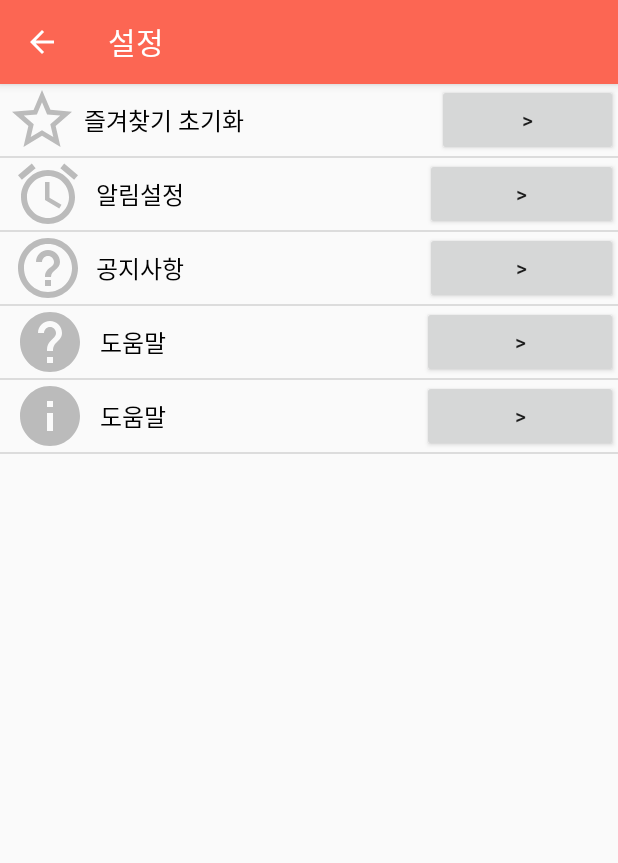
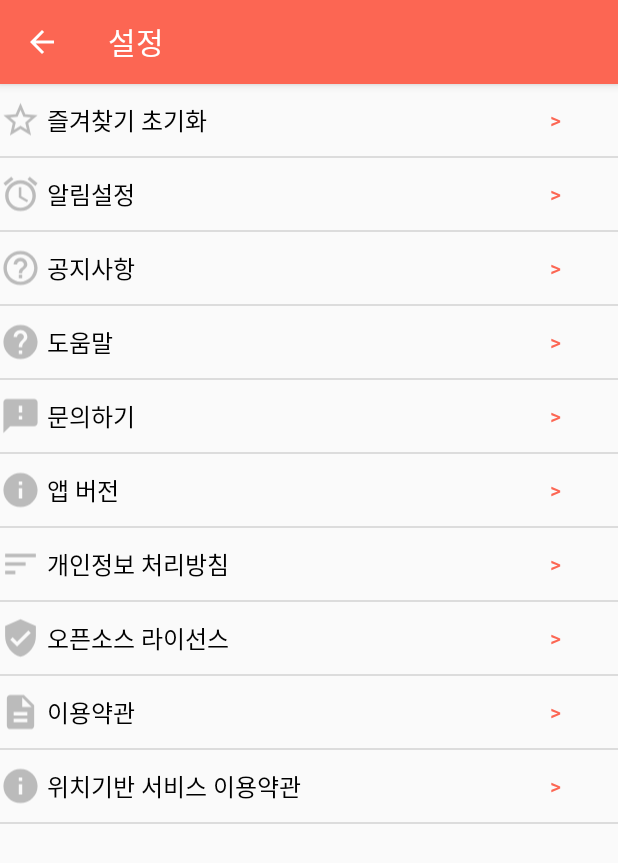
Before and after one commit to withJH/SubwayApp, an Android app: the common_setting screen opened directly, with no data from a screen before it, on a phone screen of 412 x 824 dp. Shown: the top 863 px of the screen. Run offline under Robolectric (Android 15) with nearby library versions, the phone set to English and light mode, and no system bars.

Commit message:
-필요 없는 페이지 삭제 -설정 페이지 오류 없앰->설정 페이지만 구현완료(설정안의 상세페이지는 아직) -설정 페이지를 위한 drawable 폴더에 아이콘 생성

```diff
--- a/app/src/main/java/com/example/choijh/subwayapp/Subway_main.java
+++ b/app/src/main/java/com/example/choijh/subwayapp/Subway_main.java
@@ -48,8 +48,9 @@ public class Subway_main extends AppCompatActivity
         fab.setOnClickListener(new View.OnClickListener() {
             @Override
             public void onClick(View view) {
-                Snackbar.make(view, "Replace with your own action", Snackbar.LENGTH_LONG)
-                        .setAction("Action", null).show();
+                //버스 메인 화면으로 이동
+                Intent intent = new Intent(Subway_main.this, Bus_main.class);
+                startActivityForResult(intent, 1000);
             }
         });
 
--- a/app/src/main/java/com/example/choijh/subwayapp/common_setting.java
+++ b/app/src/main/java/com/example/choijh/subwayapp/common_setting.java
@@ -5,6 +5,7 @@ import android.support.v4.view.GravityCompat;
 import android.support.v4.widget.DrawerLayout;
 import android.support.v7.app.AppCompatActivity;
 import android.os.Bundle;
+import android.support.v7.content.res.AppCompatResources;
 import android.support.v7.widget.Toolbar;
 import android.view.LayoutInflater;
 import android.view.MenuItem;
@@ -93,28 +94,53 @@ public class common_setting extends AppCompatActivity implements ListViewBtnAdap
         // 앱 관리(공지사항, 도움말, 문의하기, 앱 버전, 개인정보 처리방침?, 오픈소스 라이선스,
         //이용약관, 위치기반 서비스 이용약관)
         item = new ListViewBtnItem() ;
-        item.setIcon(ContextCompat.getDrawable(this, R.drawable.ic_star_border_black_24dp)) ;
-        item.setText("즐겨찾기 초기화") ;
+        item.setIcon(AppCompatResources.getDrawable(common_setting.this, R.drawable.ic_star_border_black_24dp)) ;
+        item.setText(" 즐겨찾기 초기화") ;
         list.add(item) ;
 
         item = new ListViewBtnItem() ;
-        item.setIcon(ContextCompat.getDrawable(this, R.drawable.ic_access_alarm_black_24dp)) ;
-        item.setText("알림설정") ;
+        item.setIcon(AppCompatResources.getDrawable(this, R.drawable.ic_access_alarm_black_24dp)) ;
+        item.setText(" 알림설정") ;
         list.add(item) ;
 
         item = new ListViewBtnItem() ;
-        item.setIcon(ContextCompat.getDrawable(this, R.drawable.ic_help_outline_black_24dp)) ;
-        item.setText("공지사항") ;
+        item.setIcon(AppCompatResources.getDrawable(this, R.drawable.ic_help_outline_black_24dp)) ;
+        item.setText(" 공지사항") ;
         list.add(item) ;
 
         item = new ListViewBtnItem() ;
-        item.setIcon(ContextCompat.getDrawable(this, R.drawable.ic_help_black_24dp)) ;
-        item.setText("도움말") ;
+        item.setIcon(AppCompatResources.getDrawable(this, R.drawable.ic_help_black_24dp)) ;
+        item.setText(" 도움말") ;
         list.add(item) ;
 
         item = new ListViewBtnItem() ;
-        item.setIcon(ContextCompat.getDrawable(this, R.drawable.ic_info_black_24dp)) ;
-        item.setText("도움말") ;
+        item.setIcon(AppCompatResources.getDrawable(this, R.drawable.ic_feedback_black_24dp)) ;
+        item.setText(" 문의하기") ;
+        list.add(item) ;
+
+        item = new ListViewBtnItem() ;
+        item.setIcon(AppCompatResources.getDrawable(this, R.drawable.ic_info_black_24dp)) ;
+        item.setText(" 앱 버전") ;
+        list.add(item) ;
+
+        item = new ListViewBtnItem() ;
+        item.setIcon(AppCompatResources.getDrawable(this, R.drawable.ic_sort_black_24dp)) ;
+        item.setText(" 개인정보 처리방침") ;
+        list.add(item) ;
+
+        item = new ListViewBtnItem() ;
+        item.setIcon(AppCompatResources.getDrawable(this, R.drawable.ic_verified_user_black_24dp)) ;
+        item.setText(" 오픈소스 라이선스") ;
+        list.add(item) ;
+
+        item = new ListViewBtnItem() ;
+        item.setIcon(AppCompatResources.getDrawable(this, R.drawable.ic_description_black_24dp)) ;
+        item.setText(" 이용약관") ;
+        list.add(item) ;
+
+        item = new ListViewBtnItem() ;
+        item.setIcon(AppCompatResources.getDrawable(this, R.drawable.ic_info_black_24dp)) ;
+        item.setText(" 위치기반 서비스 이용약관") ;
         list.add(item) ;
 
         return true ;
--- /dev/null
+++ b/app/src/main/res/drawable/ic_description_black_24dp.xml
@@ -0,0 +1,5 @@
+<vector android:height="24dp" android:tint="#BBBBBB"
+    android:viewportHeight="24.0" android:viewportWidth="24.0"
+    android:width="24dp" xmlns:android="http://schemas.android.com/apk/res/android">
+    <path android:fillColor="#FF000000" android:pathData="M14,2L6,2c-1.1,0 -1.99,0.9 -1.99,2L4,20c0,1.1 0.89,2 1.99,2L18,22c1.1,0 2,-0.9 2,-2L20,8l-6,-6zM16,18L8,18v-2h8v2zM16,14L8,14v-2h8v2zM13,9L13,3.5L18.5,9L13,9z"/>
+</vector>
--- /dev/null
+++ b/app/src/main/res/drawable/ic_feedback_black_24dp.xml
@@ -0,0 +1,5 @@
+<vector android:height="24dp" android:tint="#BBBBBB"
+    android:viewportHeight="24.0" android:viewportWidth="24.0"
+    android:width="24dp" xmlns:android="http://schemas.android.com/apk/res/android">
+    <path android:fillColor="#FF000000" android:pathData="M20,2L4,2c-1.1,0 -1.99,0.9 -1.99,2L2,22l4,-4h14c1.1,0 2,-0.9 2,-2L22,4c0,-1.1 -0.9,-2 -2,-2zM13,14h-2v-2h2v2zM13,10h-2L11,6h2v4z"/>
+</vector>
--- /dev/null
+++ b/app/src/main/res/drawable/ic_report_black_24dp.xml
@@ -0,0 +1,5 @@
+<vector android:height="24dp" android:tint="#BBBBBB"
+    android:viewportHeight="24.0" android:viewportWidth="24.0"
+    android:width="24dp" xmlns:android="http://schemas.android.com/apk/res/android">
+    <path android:fillColor="#FF000000" android:pathData="M15.73,3L8.27,3L3,8.27v7.46L8.27,21h7.46L21,15.73L21,8.27L15.73,3zM12,17.3c-0.72,0 -1.3,-0.58 -1.3,-1.3 0,-0.72 0.58,-1.3 1.3,-1.3 0.72,0 1.3,0.58 1.3,1.3 0,0.72 -0.58,1.3 -1.3,1.3zM13,13h-2L11,7h2v6z"/>
+</vector>
--- /dev/null
+++ b/app/src/main/res/drawable/ic_sort_black_24dp.xml
@@ -0,0 +1,5 @@
+<vector android:height="24dp" android:tint="#BBBBBB"
+    android:viewportHeight="24.0" android:viewportWidth="24.0"
+    android:width="24dp" xmlns:android="http://schemas.android.com/apk/res/android">
+    <path android:fillColor="#FF000000" android:pathData="M3,18h6v-2L3,16v2zM3,6v2h18L21,6L3,6zM3,13h12v-2L3,11v2z"/>
+</vector>
--- /dev/null
+++ b/app/src/main/res/drawable/ic_verified_user_black_24dp.xml
@@ -0,0 +1,5 @@
+<vector android:height="24dp" android:tint="#BBBBBB"
+    android:viewportHeight="24.0" android:viewportWidth="24.0"
+    android:width="24dp" xmlns:android="http://schemas.android.com/apk/res/android">
+    <path android:fillColor="#FF000000" android:pathData="M12,1L3,5v6c0,5.55 3.84,10.74 9,12 5.16,-1.26 9,-6.45 9,-12L21,5l-9,-4zM10,17l-4,-4 1.41,-1.41L10,14.17l6.59,-6.59L18,9l-8,8z"/>
+</vector>
--- a/app/src/main/res/layout/app_bar_subway_main.xml
+++ b/app/src/main/res/layout/app_bar_subway_main.xml
@@ -39,6 +39,6 @@
         android:layout_height="wrap_content"
         android:layout_gravity="bottom|end"
         android:layout_margin="@dimen/fab_margin"
-        app:srcCompat="@android:drawable/ic_dialog_email" />
+        tools:srcCompat="@drawable/ic_directions_bus_black_24dp" />
 
 </android.support.design.widget.CoordinatorLayout>
--- a/app/src/main/res/layout/listview_btn_item.xml
+++ b/app/src/main/res/layout/listview_btn_item.xml
@@ -4,26 +4,27 @@
     android:layout_height="match_parent">
 
     <ImageView
-        android:layout_width="wrap_content"
+        android:id="@+id/imageview_set"
+        android:layout_width="31dp"
         android:layout_height="match_parent"
-        android:id="@+id/imageview_set"
         android:layout_weight="1" />
 
     <TextView
-        android:layout_width="wrap_content"
+        android:id="@+id/textview_set"
+        android:layout_width="318dp"
         android:layout_height="match_parent"
+        android:layout_weight="4"
+        android:gravity="center_vertical"
         android:text=""
-        android:id="@+id/textview_set"
-        android:textSize="16dp"
         android:textColor="#000000"
-        android:gravity="center_vertical"
-        android:layout_weight="4" />
+        android:textSize="16dp" />
 
     <Button
         android:id="@+id/button_set"
+        style="@style/Widget.AppCompat.Button.Borderless.Colored"
         android:layout_width="wrap_content"
         android:layout_height="match_parent"
-        android:text=">"
-        android:layout_weight="1" />
+        android:layout_weight="1"
+        android:text=">" />
 
 </LinearLayout>
```
Also changed, not shown: app/src/main/res/layout/app_bar_common.xml (deleted, +0 -35 lines), app/src/main/res/menu/activity_subway_main_drawer.xml (+5 -5 lines).
